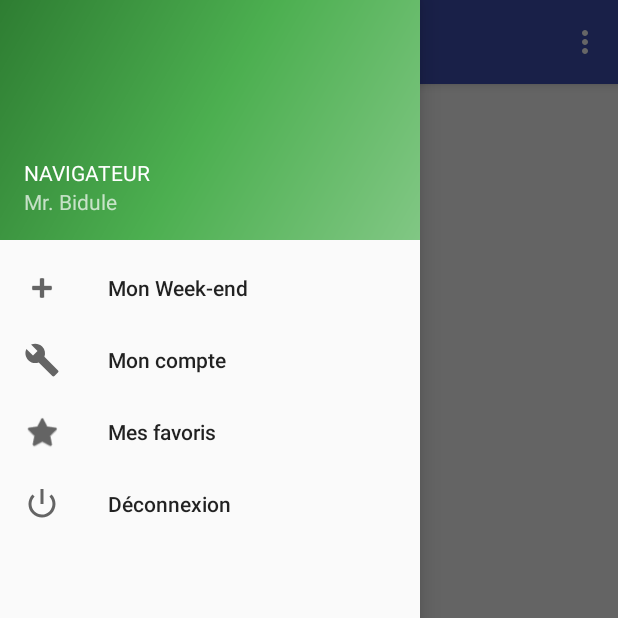
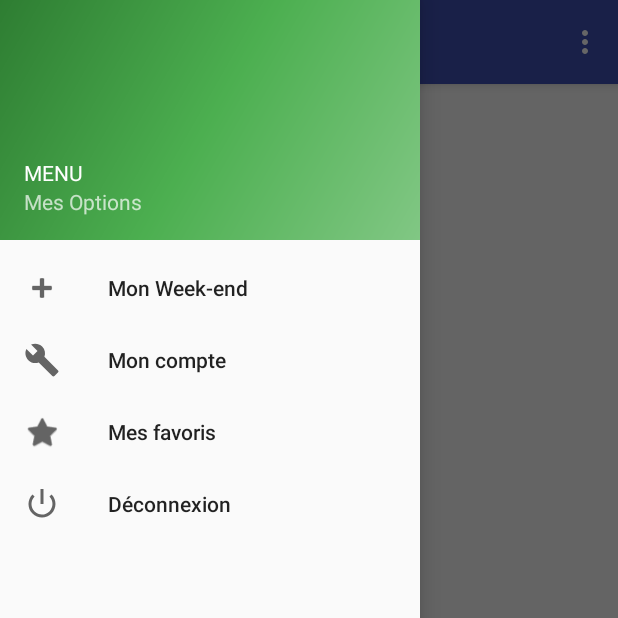
Before and after one commit to Miage-Paris-Ouest/WeeJa, an Android app: the MenuActivity screen opened directly, with no data from a screen before it, with the side drawer open, on a phone screen of 412 x 824 dp, the top half of it. Run offline under Robolectric (Android 15) with nearby library versions, the phone set to English and light mode, and no system bars.

Commit message:
Modif barmenu

```diff
--- a/app/src/main/res/layout/nav_header_menu.xml
+++ b/app/src/main/res/layout/nav_header_menu.xml
@@ -23,7 +23,7 @@
         android:layout_width="match_parent"
         android:layout_height="wrap_content"
         android:paddingTop="@dimen/nav_header_vertical_spacing"
-        android:text="NAVIGATEUR"
+        android:text="MENU"
         android:textAppearance="@style/TextAppearance.AppCompat.Body1"
         android:id="@+id/textView4" />
 
@@ -31,6 +31,6 @@
         android:id="@+id/textViewEmail"
         android:layout_width="wrap_content"
         android:layout_height="wrap_content"
-        android:text="Mr. Bidule" />
+        android:text="Mes Options" />
 
 </LinearLayout>
```
